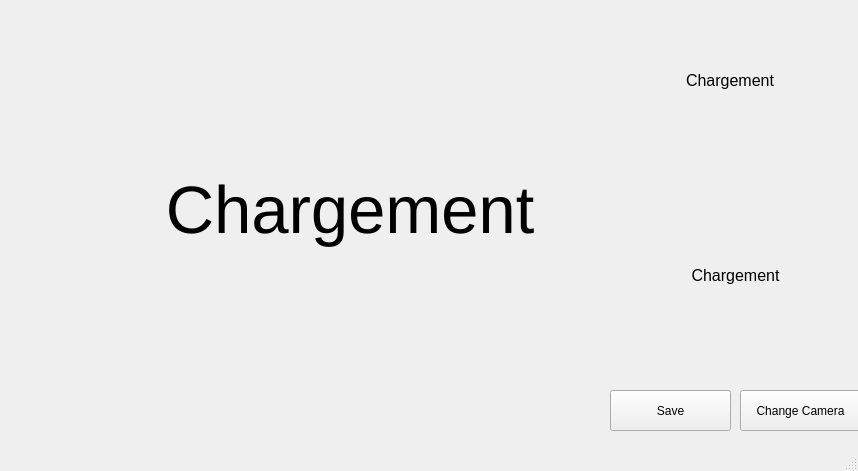
Qt form interface.ui (ComteHerrapait/JutsuDance) before a commit.
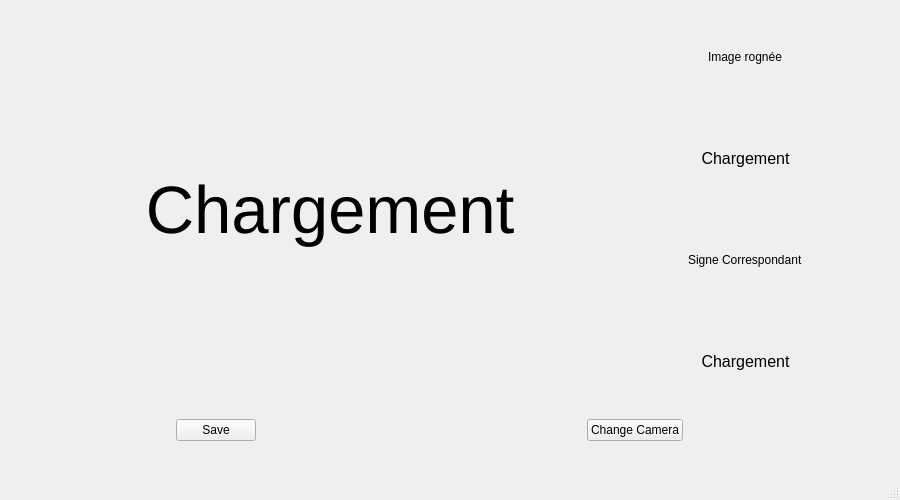
The same form after that commit.

Commit message: mise à jour interface

Patch:
```diff
--- a/interface.ui
+++ b/interface.ui
@@ -6,10 +6,28 @@
    <rect>
     <x>0</x>
     <y>0</y>
-    <width>858</width>
-    <height>471</height>
+    <width>900</width>
+    <height>500</height>
    </rect>
   </property>
+  <property name="sizePolicy">
+   <sizepolicy hsizetype="Fixed" vsizetype="Fixed">
+    <horstretch>0</horstretch>
+    <verstretch>0</verstretch>
+   </sizepolicy>
+  </property>
+  <property name="minimumSize">
+   <size>
+    <width>900</width>
+    <height>500</height>
+   </size>
+  </property>
+  <property name="maximumSize">
+   <size>
+    <width>900</width>
+    <height>500</height>
+   </size>
+  </property>
   <property name="windowTitle">
    <string>MainWindow</string>
   </property>
@@ -17,12 +35,18 @@
    <widget class="QLabel" name="label">
     <property name="geometry">
      <rect>
-      <x>30</x>
+      <x>10</x>
       <y>10</y>
       <width>640</width>
       <height>400</height>
      </rect>
     </property>
+    <property name="sizePolicy">
+     <sizepolicy hsizetype="Fixed" vsizetype="Fixed">
+      <horstretch>0</horstretch>
+      <verstretch>0</verstretch>
+     </sizepolicy>
+    </property>
     <property name="font">
      <font>
       <pointsize>50</pointsize>
@@ -35,15 +59,31 @@
      <set>Qt::AlignCenter</set>
     </property>
    </widget>
+   <widget class="QWidget" name="verticalLayoutWidget">
+    <property name="geometry">
+     <rect>
+      <x>650</x>
+      <y>9</y>
+      <width>191</width>
+      <height>401</height>
+     </rect>
+    </property>
+    <property name="sizePolicy">
+     <sizepolicy hsizetype="Fixed" vsizetype="Fixed">
+      <horstretch>0</horstretch>
+      <verstretch>0</verstretch>
+     </sizepolicy>
+    </property>
+    <layout class="QVBoxLayout" name="verticalLayout">
+     <item alignment="Qt::AlignHCenter|Qt::AlignVCenter">
+      <widget class="QLabel" name="titre1">
+       <property name="text">
+        <string>Image rognée</string>
+       </property>
+      </widget>
+     </item>
+     <item alignment="Qt::AlignHCenter|Qt::AlignVCenter">
    <widget class="QLabel" name="label2">
-    <property name="geometry">
-     <rect>
-      <x>680</x>
-      <y>30</y>
-      <width>100</width>
-      <height>100</height>
-     </rect>
-    </property>
     <property name="font">
      <font>
       <pointsize>12</pointsize>
@@ -56,15 +96,16 @@
      <set>Qt::AlignCenter</set>
     </property>
    </widget>
+     </item>
+     <item alignment="Qt::AlignHCenter|Qt::AlignVCenter">
+      <widget class="QLabel" name="titre2">
+       <property name="text">
+        <string>Signe Correspondant</string>
+       </property>
+      </widget>
+     </item>
+     <item alignment="Qt::AlignHCenter|Qt::AlignVCenter">
    <widget class="QLabel" name="label3">
-    <property name="geometry">
-     <rect>
-      <x>660</x>
-      <y>210</y>
-      <width>151</width>
-      <height>131</height>
-     </rect>
-    </property>
     <property name="font">
      <font>
       <pointsize>12</pointsize>
@@ -77,32 +118,41 @@
      <set>Qt::AlignCenter</set>
     </property>
    </widget>
-   <widget class="QPushButton" name="buttonCamera">
+     </item>
+    </layout>
+   </widget>
+   <widget class="QWidget" name="horizontalLayoutWidget">
     <property name="geometry">
      <rect>
-      <x>740</x>
-      <y>390</y>
-      <width>121</width>
+      <x>10</x>
+      <y>410</y>
+      <width>831</width>
       <height>41</height>
      </rect>
     </property>
-    <property name="text">
-     <string>Change Camera</string>
+    <property name="sizePolicy">
+     <sizepolicy hsizetype="Fixed" vsizetype="Fixed">
+      <horstretch>0</horstretch>
+      <verstretch>0</verstretch>
+     </sizepolicy>
     </property>
-   </widget>
+    <layout class="QHBoxLayout" name="horizontalLayout">
+     <item alignment="Qt::AlignHCenter|Qt::AlignVCenter">
    <widget class="QPushButton" name="buttonSave">
-    <property name="geometry">
-     <rect>
-      <x>610</x>
-      <y>390</y>
-      <width>121</width>
-      <height>41</height>
-     </rect>
-    </property>
     <property name="text">
      <string>Save</string>
     </property>
    </widget>
+     </item>
+     <item alignment="Qt::AlignHCenter|Qt::AlignVCenter">
+      <widget class="QPushButton" name="buttonCamera">
+       <property name="text">
+        <string>Change Camera</string>
+       </property>
+      </widget>
+     </item>
+    </layout>
+   </widget>
   </widget>
   <widget class="QMenuBar" name="menubar">
    <property name="geometry">
```
Left out of the diff: 4 changed lines with no effect on the pictures. Lines whose indentation alone changed are shown as unchanged. The commit also changes 1 other file.
